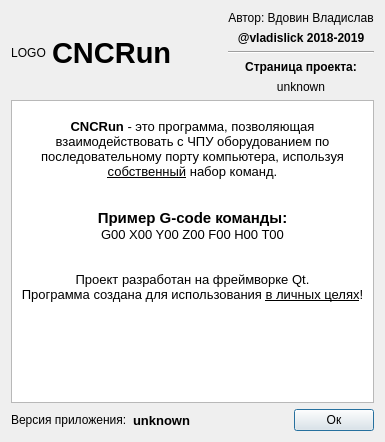
First picture: the form in ui/aboutapp.ui, repository vladislick/CNCRun, before the edit.
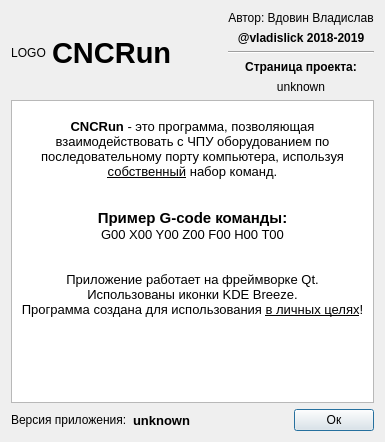
Second picture: the form after the edit.

The edit to the form file:
```diff
--- a/ui/aboutapp.ui
+++ b/ui/aboutapp.ui
@@ -151,7 +151,8 @@
 &lt;p align=&quot;center&quot; style=&quot; margin-top:0px; margin-bottom:0px; margin-left:0px; margin-right:0px; -qt-block-indent:0; text-indent:0px;&quot;&gt;&lt;span style=&quot; font-size:10pt;&quot;&gt;G00 X00 Y00 Z00 F00 H00 T00&lt;/span&gt;&lt;/p&gt;
 &lt;p align=&quot;center&quot; style=&quot;-qt-paragraph-type:empty; margin-top:0px; margin-bottom:0px; margin-left:0px; margin-right:0px; -qt-block-indent:0; text-indent:0px; font-size:10pt;&quot;&gt;&lt;br /&gt;&lt;/p&gt;
 &lt;p align=&quot;center&quot; style=&quot;-qt-paragraph-type:empty; margin-top:0px; margin-bottom:0px; margin-left:0px; margin-right:0px; -qt-block-indent:0; text-indent:0px; font-size:10pt;&quot;&gt;&lt;br /&gt;&lt;/p&gt;
-&lt;p align=&quot;center&quot; style=&quot; margin-top:0px; margin-bottom:0px; margin-left:0px; margin-right:0px; -qt-block-indent:0; text-indent:0px;&quot;&gt;&lt;span style=&quot; font-size:10pt;&quot;&gt;Проект разработан на фреймворке Qt.&lt;/span&gt;&lt;/p&gt;
+&lt;p align=&quot;center&quot; style=&quot; margin-top:0px; margin-bottom:0px; margin-left:0px; margin-right:0px; -qt-block-indent:0; text-indent:0px;&quot;&gt;&lt;span style=&quot; font-size:10pt;&quot;&gt;Приложение работает на фреймворке Qt.&lt;/span&gt;&lt;/p&gt;
+&lt;p align=&quot;center&quot; style=&quot; margin-top:0px; margin-bottom:0px; margin-left:0px; margin-right:0px; -qt-block-indent:0; text-indent:0px;&quot;&gt;&lt;span style=&quot; font-size:10pt;&quot;&gt;Использованы иконки KDE Breeze.&lt;/span&gt;&lt;/p&gt;
 &lt;p align=&quot;center&quot; style=&quot; margin-top:0px; margin-bottom:0px; margin-left:0px; margin-right:0px; -qt-block-indent:0; text-indent:0px;&quot;&gt;&lt;span style=&quot; font-size:10pt;&quot;&gt;Программа создана для использования &lt;/span&gt;&lt;span style=&quot; font-size:10pt; text-decoration: underline;&quot;&gt;в личных целях&lt;/span&gt;&lt;span style=&quot; font-size:10pt;&quot;&gt;!&lt;/span&gt;&lt;/p&gt;
 &lt;p align=&quot;center&quot; style=&quot;-qt-paragraph-type:empty; margin-top:0px; margin-bottom:0px; margin-left:0px; margin-right:0px; -qt-block-indent:0; text-indent:0px; font-size:10pt;&quot;&gt;&lt;br /&gt;&lt;/p&gt;&lt;/body&gt;&lt;/html&gt;</string>
      </property>
```
